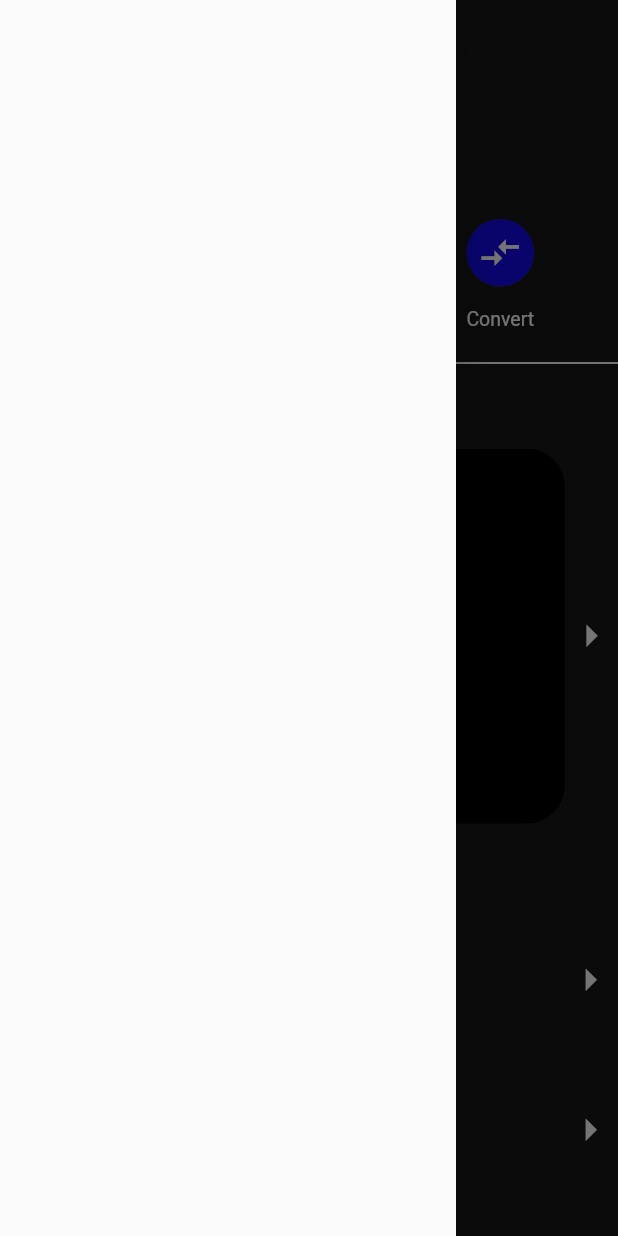
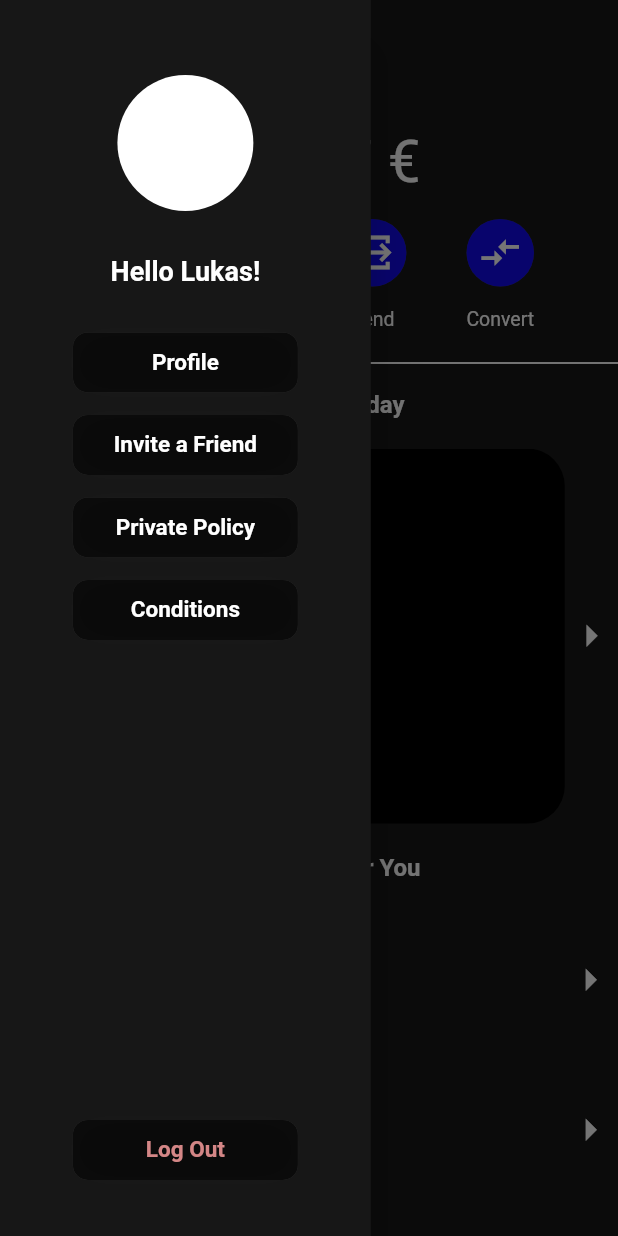
Before and after one commit to L4XB/Crypto-Tracker-App, a Flutter app: the Dashboard screen opened by its route, after a tap on the "menu" icon, on a phone screen of 412 x 824 dp. Run offline on Flutter 3.47's test engine with Material 2 defaults, Android fonts, the phone set to English and light mode, and no system bars; our stand-ins replace dio, loading_animation_widget.

Commit message:
Drawer_Data

```diff
--- a/lib/dashboard/dashboard_foreground.dart
+++ b/lib/dashboard/dashboard_foreground.dart
@@ -1,4 +1,5 @@
 import 'package:chaining/overall_widgets/widgets/dashboard_suggestions_box.dart';
+import 'package:chaining/overall_widgets/widgets/drawer.dart';
 import 'package:chaining/overall_widgets/widgets/round_button.dart';
 import 'package:flutter/material.dart';
 
@@ -9,6 +10,7 @@ ValueNotifier<List<Widget>> listOfsuggestionsTwo =
 PageController _pageController = PageController();
 PageController contollerpage = PageController();
 PageController _pageControllerSug = PageController();
+final GlobalKey<ScaffoldState> scaffoldkey = GlobalKey<ScaffoldState>();
 
 class Dashboard extends StatefulWidget {
   const Dashboard({Key? key}) : super(key: key);
@@ -18,26 +20,28 @@ class Dashboard extends StatefulWidget {
 }
 
 class _DashboardState extends State<Dashboard> {
-  final GlobalKey<ScaffoldState> _scaffoldkey = GlobalKey<ScaffoldState>();
   @override
   Widget build(BuildContext context) {
     double width = MediaQuery.of(context).size.width;
     double height = MediaQuery.of(context).size.height;
     return Scaffold(
-        key: _scaffoldkey,
-        drawer: Drawer(
-          child: ListView(children: []),
-        ),
+        key: scaffoldkey,
+        drawer: Container(
+            width: width * 0.6,
+            child: Drawer(
+              backgroundColor: const Color.fromARGB(255, 23, 23, 23),
+              child: DrawerData(),
+            )),
         body: Container(
             width: double.infinity,
             height: height,
             color: const Color.fromARGB(255, 23, 23, 23),
             child: Column(children: [
               Padding(
-                padding: const EdgeInsets.fromLTRB(0, 45, 340, 10),
+                padding: const EdgeInsets.fromLTRB(0, 55, 340, 0),
                 child: InkWell(
                   onTap: () {
-                    _scaffoldkey.currentState!.openDrawer();
+                    scaffoldkey.currentState!.openDrawer();
                   },
                   child: Icon(
                     Icons.menu,
--- /dev/null
+++ b/lib/overall_widgets/widgets/drawer.dart
@@ -0,0 +1,61 @@
+import 'package:chaining/overall_widgets/widgets/drawer_buttons.dart';
+import 'package:flutter/material.dart';
+
+class DrawerData extends StatelessWidget {
+  const DrawerData({Key? key}) : super(key: key);
+
+  @override
+  Widget build(BuildContext context) {
+    double height = MediaQuery.of(context).size.height;
+    double width = MediaQuery.of(context).size.width;
+    return Column(
+      crossAxisAlignment: CrossAxisAlignment.center,
+      children: [
+        Padding(
+          padding: const EdgeInsets.fromLTRB(0, 50, 0, 0),
+          child: Container(
+            height: height * 0.11,
+            width: height * 0.11,
+            decoration: BoxDecoration(
+                color: Colors.white, borderRadius: BorderRadius.circular(90)),
+          ),
+        ),
+        Padding(
+          padding: const EdgeInsets.fromLTRB(0, 30, 0, 0),
+          child: Text(
+            "Hello Lukas!",
+            style: TextStyle(
+                fontSize: 18, fontWeight: FontWeight.bold, color: Colors.white),
+          ),
+        ),
+        Padding(
+          padding: const EdgeInsets.fromLTRB(0, 30, 0, 0),
+          child: DrawerButton(
+              color: Colors.white, text: "Profile", onPressed: () {}),
+        ),
+        Padding(
+          padding: const EdgeInsets.fromLTRB(0, 15, 0, 0),
+          child: DrawerButton(
+              color: Colors.white, text: "Invite a Friend", onPressed: () {}),
+        ),
+        Padding(
+          padding: const EdgeInsets.fromLTRB(0, 15, 0, 0),
+          child: DrawerButton(
+              color: Colors.white, text: "Private Policy", onPressed: () {}),
+        ),
+        Padding(
+          padding: const EdgeInsets.fromLTRB(0, 15, 0, 0),
+          child: DrawerButton(
+              color: Colors.white, text: "Conditions", onPressed: () {}),
+        ),
+        Padding(
+          padding: const EdgeInsets.fromLTRB(0, 320, 0, 0),
+          child: DrawerButton(
+              color: Color.fromARGB(210, 255, 161, 161),
+              text: "Log Out",
+              onPressed: () {}),
+        ),
+      ],
+    );
+  }
+}
--- /dev/null
+++ b/lib/overall_widgets/widgets/drawer_buttons.dart
@@ -0,0 +1,44 @@
+import 'package:flutter/material.dart';
+
+class DrawerButton extends StatelessWidget {
+  Color color = Colors.white;
+  String text = "";
+  Function()? onPressed = () {};
+  DrawerButton(
+      {Key? key,
+      required this.color,
+      required this.text,
+      required this.onPressed})
+      : super(key: key);
+
+  @override
+  Widget build(BuildContext context) {
+    return InkWell(
+      onTap: onPressed,
+      child: Container(
+        height: 40,
+        width: 150,
+        decoration: BoxDecoration(
+            color: Color.fromARGB(212, 0, 0, 0),
+            borderRadius: BorderRadius.circular(10),
+            boxShadow: const [
+              BoxShadow(
+                color: Color.fromARGB(255, 63, 63, 63),
+              ),
+              BoxShadow(
+                color: Color.fromARGB(255, 57, 57, 57),
+                spreadRadius: -12.0,
+                blurRadius: 12.0,
+              ),
+            ]),
+        child: Center(
+          child: Text(
+            text,
+            style: TextStyle(
+                color: color, fontSize: 15, fontWeight: FontWeight.bold),
+          ),
+        ),
+      ),
+    );
+  }
+}
--- a/lib/trade/trade_foreground.dart
+++ b/lib/trade/trade_foreground.dart
@@ -1,8 +1,11 @@
 import 'package:chaining/API_Provider/Functions/Functions.dart';
+import 'package:chaining/Dashboard/dashboard_foreground.dart';
+import 'package:chaining/overall_widgets/widgets/drawer.dart';
 import 'package:chaining/overall_widgets/widgets/text_box_prefix.dart';
 import 'package:flutter/material.dart';
 
 ValueNotifier<List<Widget>> listOfAllCoins = ValueNotifier<List<Widget>>([]);
+final GlobalKey<ScaffoldState> scaffoldkeyCoins = GlobalKey<ScaffoldState>();
 
 class Overview extends StatefulWidget {
   const Overview({Key? key}) : super(key: key);
@@ -40,6 +43,13 @@ class _OverviewState extends State<Overview> {
     double width = MediaQuery.of(context).size.width;
 
     return Scaffold(
+      key: scaffoldkeyCoins,
+      drawer: Container(
+          width: width * 0.6,
+          child: Drawer(
+            backgroundColor: const Color.fromARGB(255, 23, 23, 23),
+            child: DrawerData(),
+          )),
       backgroundColor: const Color.fromARGB(255, 23, 23, 23),
       body: RefreshIndicator(
         onRefresh: _refresh,
@@ -48,12 +58,16 @@ class _OverviewState extends State<Overview> {
           child: Column(
             children: [
               Padding(
-                padding: const EdgeInsets.fromLTRB(0, 45, 340, 0),
-                child: IconButton(
-                  color: Colors.white,
-                  icon: Icon(Icons.menu),
-                  iconSize: 30,
-                  onPressed: () {},
+                padding: const EdgeInsets.fromLTRB(0, 55, 340, 0),
+                child: InkWell(
+                  onTap: () {
+                    scaffoldkeyCoins.currentState!.openDrawer();
+                  },
+                  child: Icon(
+                    Icons.menu,
+                    color: Colors.white,
+                    size: 30,
+                  ),
                 ),
               ),
               Padding(
```
